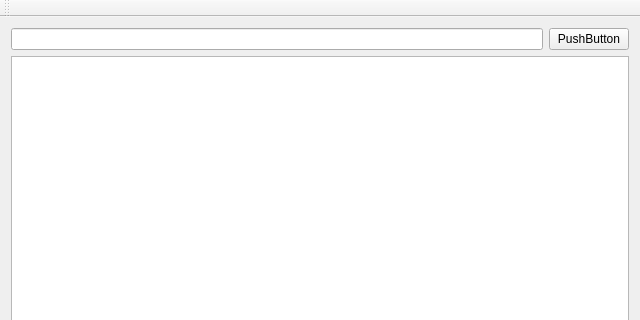
This is unions.ui in fsvymk/unions as Qt 5 draws it before an edit; both pictures show x 0 to 640 and y 0 to 320 of the 640 by 469 pixel window. The edited form follows.
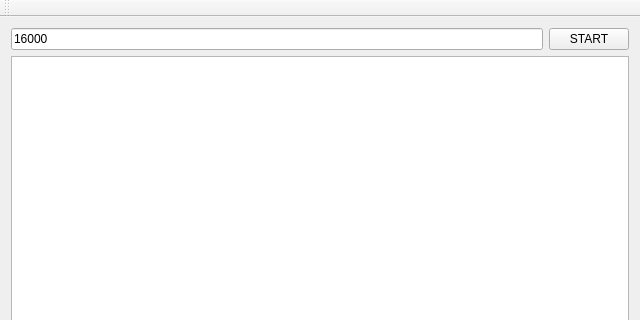
This is the edited form.

What changed in the file:
```diff
--- a/unions.ui
+++ b/unions.ui
@@ -16,12 +16,16 @@
   <widget class="QWidget" name="centralWidget">
    <layout class="QGridLayout" name="gridLayout">
     <item row="0" column="0">
-     <widget class="QLineEdit" name="lineEdit"/>
+     <widget class="QLineEdit" name="lineEdit">
+      <property name="text">
+       <string>16000</string>
+      </property>
+     </widget>
     </item>
     <item row="0" column="1">
      <widget class="QPushButton" name="pushButton">
       <property name="text">
-       <string>PushButton</string>
+       <string>START</string>
       </property>
      </widget>
     </item>
```
